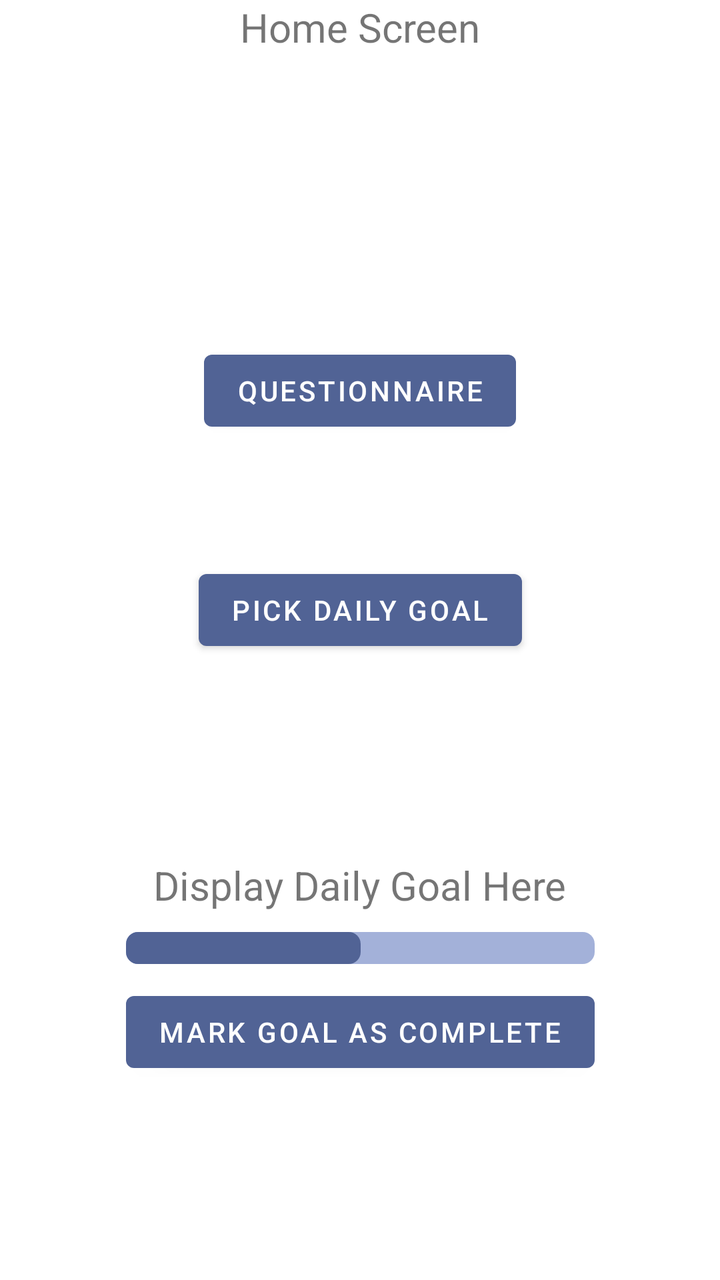
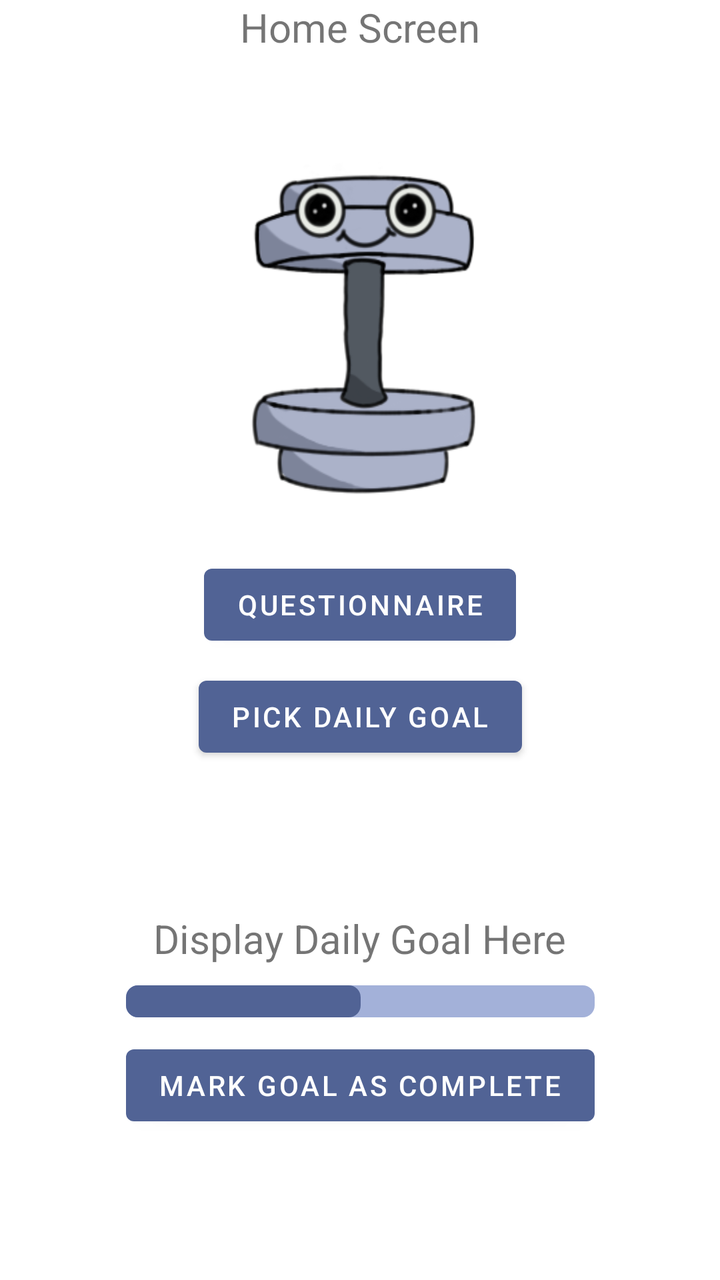

An Android layout rendered at two revisions. The XML below is the earlier revision; the diff shows what the commit changed to produce the second picture.
<!-- AndroidManifest.xml: application theme Theme.SELab23B02 -->
<!-- res/layout/fragment_home.xml -->
<?xml version="1.0" encoding="utf-8"?>
<androidx.constraintlayout.widget.ConstraintLayout xmlns:android="http://schemas.android.com/apk/res/android"
    xmlns:app="http://schemas.android.com/apk/res-auto"
    xmlns:tools="http://schemas.android.com/tools"
    android:layout_width="match_parent"
    android:layout_height="match_parent"
    tools:context=".HomeFragment">

    <TextView
        android:id="@+id/textView"
        android:layout_width="wrap_content"
        android:layout_height="wrap_content"
        android:layout_gravity="center"
        android:text="Home Screen"
        android:textSize="20sp"
        app:layout_constraintLeft_toLeftOf="parent"
        app:layout_constraintRight_toRightOf="parent"
        app:layout_constraintTop_toTopOf="parent" />

    <Button
        android:id="@+id/QuestionnaireButton"
        android:layout_width="wrap_content"
        android:layout_height="wrap_content"
        android:layout_marginTop="-250dp"
        android:onClick="QuestionnaireClicked"
        android:text="Questionnaire"
        app:layout_constraintBottom_toBottomOf="parent"
        app:layout_constraintLeft_toLeftOf="parent"
        app:layout_constraintRight_toRightOf="parent"
        app:layout_constraintTop_toTopOf="parent" />

    <Button
        android:id="@+id/DailyGoalButton"
        android:layout_width="wrap_content"
        android:layout_height="wrap_content"
        android:layout_marginTop="-250dp"
        android:onClick="PickDailyGoalClicked"
        android:text="Pick Daily Goal"
        app:layout_constraintBottom_toBottomOf="parent"
        app:layout_constraintLeft_toLeftOf="parent"
        app:layout_constraintRight_toRightOf="parent"
        app:layout_constraintTop_toBottomOf="@+id/QuestionnaireButton" />

    <LinearLayout
        android:id="@+id/linearLayout4"
        android:layout_width="wrap_content"
        android:layout_height="wrap_content"
        android:divider="@drawable/divider"
        android:orientation="vertical"
        android:showDividers="middle"
        app:layout_constraintBottom_toBottomOf="parent"
        app:layout_constraintLeft_toLeftOf="parent"
        app:layout_constraintRight_toRightOf="parent"
        app:layout_constraintTop_toBottomOf="@+id/DailyGoalButton"
        android:gravity="center">

        <TextView
            android:id="@+id/DailyGoalTxt"
            android:layout_width="wrap_content"
            android:layout_height="wrap_content"
            android:text="Display Daily Goal Here"
            android:textSize="20dp" />

        <ProgressBar
            android:id="@+id/DailyGoalProgressBar"
            style="?android:progressBarStyleHorizontal"
            android:layout_width="match_parent"
            android:layout_height="wrap_content"
            android:indeterminate="false"
            android:max="100"
            android:progress="50"
            android:progressDrawable="@drawable/progress_bar_background" />

        <Button
            android:id="@+id/GoalCompleteButton"
            android:layout_width="wrap_content"
            android:layout_height="wrap_content"
            android:text="Mark Goal as Complete"
            android:onClick="markGoalAsCompleteClicked"/>

    </LinearLayout>

</androidx.constraintlayout.widget.ConstraintLayout>
<!-- resources referenced by this layout -->
<resources>
  <!-- drawable divider (drawable) -->
  <?xml version="1.0" encoding="utf-8"?>
  <shape xmlns:android="http://schemas.android.com/apk/res/android">
      <size
          android:height="10dp"
          android:width="5dp"
          />
  </shape>
  <!-- drawable progress_bar_background (drawable) -->
  <?xml version="1.0" encoding="utf-8"?>
  <layer-list xmlns:android="http://schemas.android.com/apk/res/android">
      <item android:id="@android:id/background">
          <shape android:shape="rectangle">
              <corners android:radius="6dp"/>
              <solid android:color="#a3b1d9"/>
          </shape>
      </item>
  
      <item android:id="@+id/progress">
          <scale android:scaleWidth="100%">
              <shape android:shape="rectangle">
                  <corners android:radius="6dp"/>
                  <solid android:color="@color/accent_color"/>
              </shape>
  
          </scale>
      </item>
  
  </layer-list>
  <style name="Theme.SELab23B02" parent="Theme.MaterialComponents.DayNight.DarkActionBar">
          
          <item name="colorPrimary">@color/accent_color</item>
          <item name="colorPrimaryVariant">@color/accent_color</item>
          <item name="colorOnPrimary">@color/white</item>
          
          <item name="colorSecondary">@color/teal_200</item>
          <item name="colorSecondaryVariant">@color/teal_700</item>
          <item name="colorOnSecondary">@color/black</item>
          
          <item name="android:statusBarColor">?attr/colorPrimaryVariant</item>
          
      </style>
  <color name="accent_color">#516395</color>
  <color name="white">#FFFFFFFF</color>
  <color name="teal_200">#FF03DAC5</color>
  <color name="teal_700">#FF018786</color>
  <color name="black">#FF000000</color>
</resources>

<!-- the commit's change to res/layout/fragment_home.xml (unified diff, before → after) -->
@@ -5,6 +5,17 @@
     android:layout_width="match_parent"
     android:layout_height="match_parent"
     tools:context=".HomeFragment">
+
+    <ImageButton
+        android:id="@+id/buttonLittleBeing"
+        android:layout_width="130dp"
+        android:layout_height="211dp"
+        android:layout_marginTop="-350dp"
+        android:background="@drawable/little_being_happy"
+        app:layout_constraintBottom_toBottomOf="parent"
+        app:layout_constraintLeft_toLeftOf="parent"
+        app:layout_constraintRight_toRightOf="parent"
+        app:layout_constraintTop_toBottomOf="@id/textView" />
 
     <TextView
         android:id="@+id/textView"
@@ -21,13 +32,13 @@
         android:id="@+id/QuestionnaireButton"
         android:layout_width="wrap_content"
         android:layout_height="wrap_content"
-        android:layout_marginTop="-250dp"
+        android:layout_marginTop="-300dp"
         android:onClick="QuestionnaireClicked"
         android:text="Questionnaire"
         app:layout_constraintBottom_toBottomOf="parent"
         app:layout_constraintLeft_toLeftOf="parent"
         app:layout_constraintRight_toRightOf="parent"
-        app:layout_constraintTop_toTopOf="parent" />
+        app:layout_constraintTop_toBottomOf="@id/buttonLittleBeing" />
 
     <Button
         android:id="@+id/DailyGoalButton"
<!-- resource entries referenced after the edit -->
@@ -8,6 +8,7 @@
           android:width="5dp"
           />
   </shape>
+  <!-- drawable little_being_happy: png bitmap (drawable, 35007 bytes) -->
   <!-- drawable progress_bar_background (drawable) -->
   <?xml version="1.0" encoding="utf-8"?>
   <layer-list xmlns:android="http://schemas.android.com/apk/res/android">
